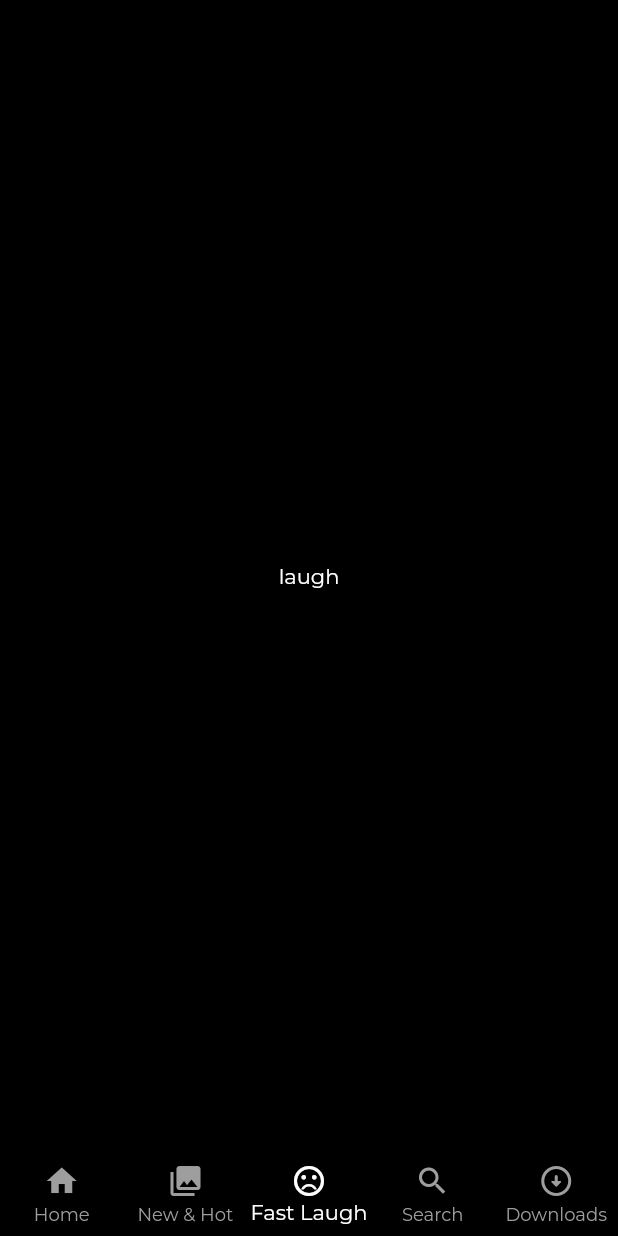
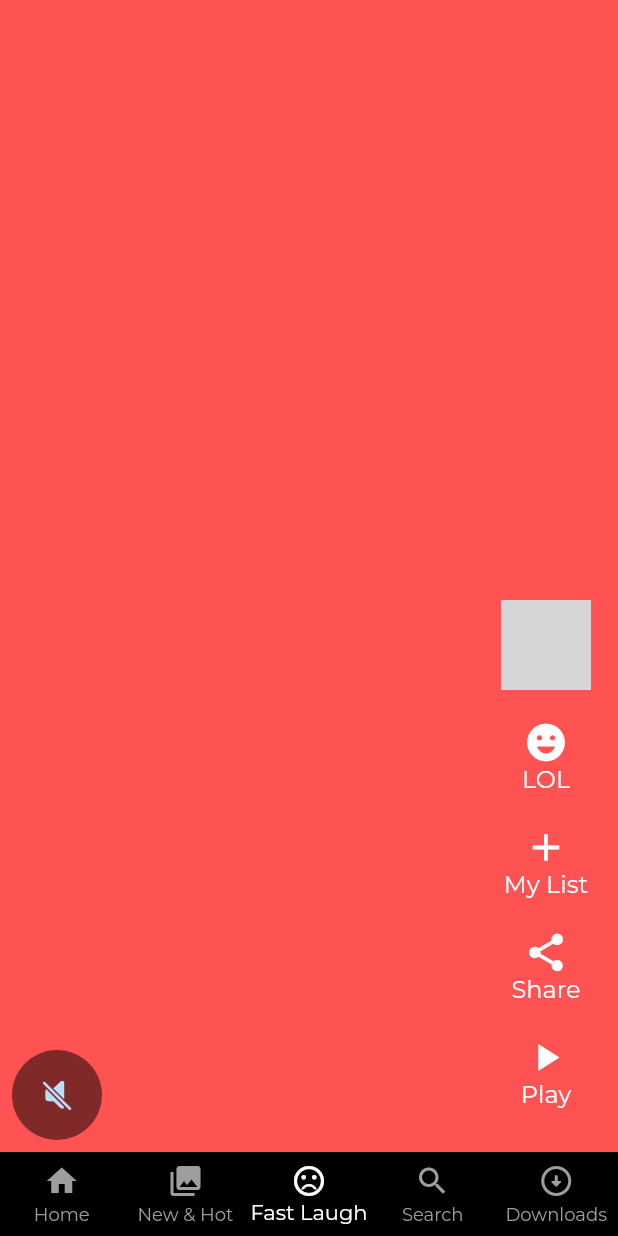
Before and after one commit to aneeshdevala/Netflixclone, a Flutter app: the screen it shows after launch, item 3 of the bottom bar chosen, on a phone screen of 412 x 824 dp. Run offline on Flutter 3.47's test engine with Material 2 defaults, Android fonts, the phone set to English and light mode, and no system bars; our stand-ins replace google_fonts; network calls fail; grey boxes are pictures that could not be loaded.

Commit message:
fast laugh complteed

```diff
--- a/lib/presentation/fastlaugh/screen_fast_laugh.dart
+++ b/lib/presentation/fastlaugh/screen_fast_laugh.dart
@@ -1,4 +1,5 @@
 import 'package:flutter/material.dart';
+import 'package:netflix/presentation/fastlaugh/widget/vedio_list_item.dart';
 
 class ScreenFastLaugh extends StatelessWidget {
   const ScreenFastLaugh({Key? key}) : super(key: key);
@@ -6,7 +7,13 @@ class ScreenFastLaugh extends StatelessWidget {
   @override
   Widget build(BuildContext context) {
     return Scaffold(
-      body: Center(child: Text('laugh')),
+      body: SafeArea(
+          child: PageView(
+        scrollDirection: Axis.vertical,
+        children: List.generate(30, (index) {
+          return VedioList(index: index);
+        }),
+      )),
     );
   }
 }
--- /dev/null
+++ b/lib/presentation/fastlaugh/widget/vedio_list_item.dart
@@ -0,0 +1,91 @@
+import 'package:flutter/cupertino.dart';
+import 'package:flutter/material.dart';
+
+class VedioList extends StatelessWidget {
+  final int index;
+  const VedioList({Key? key, required this.index}) : super(key: key);
+
+  @override
+  Widget build(BuildContext context) {
+    return Stack(children: [
+      Container(
+        color: Colors.accents[index % Colors.accents.length],
+      ),
+      Align(
+        alignment: Alignment.bottomCenter,
+        child: Padding(
+          padding: const EdgeInsets.all(8.0),
+          child: Row(
+            mainAxisAlignment: MainAxisAlignment.spaceBetween,
+            crossAxisAlignment: CrossAxisAlignment.end,
+            children: [
+              //left side volumbutton
+              CircleAvatar(
+                backgroundColor: Colors.black.withOpacity(0.5),
+                radius: 30,
+                child: IconButton(
+                  onPressed: (() {}),
+                  icon: const Icon(CupertinoIcons.volume_off),
+                ),
+              ),
+
+              //right side buttons
+              Padding(
+                padding: const EdgeInsets.symmetric(vertical: 10),
+                child: Column(
+                  mainAxisAlignment: MainAxisAlignment.end,
+                  children: const [
+                    Padding(
+                      padding: EdgeInsets.all(10),
+                      child: CircleAvatar(
+                        radius: 30,
+                        backgroundImage: NetworkImage(
+                          "https://www.themoviedb.org/t/p/w600_and_h900_bestv2/vNVFt6dtcqnI7hqa6LFBUibuFiw.jpg",
+                        ),
+                      ),
+                    ),
+                    VedioActionWidgets(
+                        icon: Icons.emoji_emotions, title: 'LOL'),
+                    VedioActionWidgets(icon: Icons.add, title: 'My List'),
+                    VedioActionWidgets(icon: Icons.share, title: 'Share'),
+                    VedioActionWidgets(icon: Icons.play_arrow, title: 'Play'),
+                  ],
+                ),
+              )
+            ],
+          ),
+        ),
+      )
+    ]);
+  }
+}
+
+class VedioActionWidgets extends StatelessWidget {
+  const VedioActionWidgets({Key? key, required this.icon, required this.title})
+      : super(key: key);
+  final IconData icon;
+  final String title;
+
+  @override
+  Widget build(BuildContext context) {
+    return Padding(
+      padding: const EdgeInsets.symmetric(vertical: 10, horizontal: 10),
+      child: Column(
+        children: [
+          Icon(
+            icon,
+            color: Colors.white,
+            size: 30,
+          ),
+          Text(
+            title,
+            style: const TextStyle(
+              color: Colors.white,
+              fontSize: 16,
+            ),
+          ),
+        ],
+      ),
+    );
+  }
+}
--- a/pubspec.yaml
+++ b/pubspec.yaml
@@ -35,6 +35,7 @@ dependencies:
   # Use with the CupertinoIcons class for iOS style icons.
   cupertino_icons: ^1.0.2
   google_fonts:
+  video_player: ^2.4.5
 
 dev_dependencies:
   flutter_test:
```
Also changed, not shown: pubspec.lock, 1 other file.
